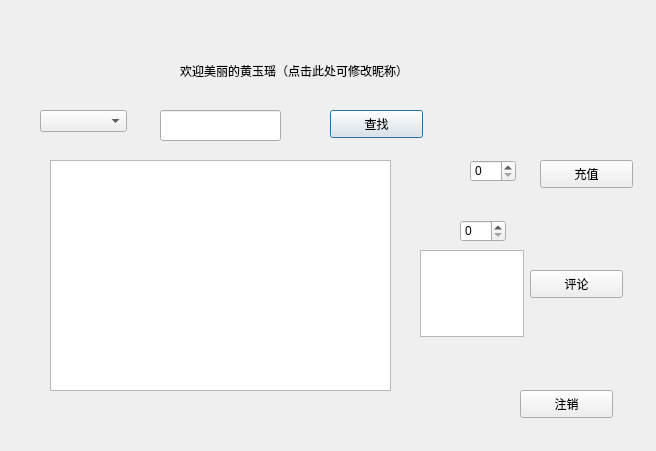
This is user.ui in Abigail16/ireader as Qt 5 draws it before an edit. The edited form follows.
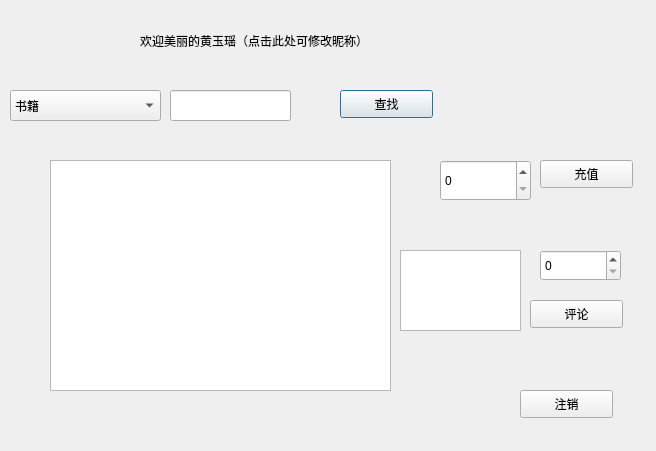
This is the edited form.

```diff
--- a/user.ui
+++ b/user.ui
@@ -16,8 +16,8 @@
   <widget class="QPushButton" name="pushButton">
    <property name="geometry">
     <rect>
-     <x>330</x>
-     <y>110</y>
+     <x>340</x>
+     <y>90</y>
      <width>93</width>
      <height>28</height>
     </rect>
@@ -29,8 +29,8 @@
   <widget class="QLabel" name="label">
    <property name="geometry">
     <rect>
-     <x>180</x>
-     <y>50</y>
+     <x>140</x>
+     <y>20</y>
      <width>281</width>
      <height>41</height>
     </rect>
@@ -55,12 +55,62 @@
   <widget class="QComboBox" name="comboBox">
    <property name="geometry">
     <rect>
-     <x>40</x>
-     <y>110</y>
-     <width>87</width>
-     <height>22</height>
+     <x>10</x>
+     <y>90</y>
+     <width>151</width>
+     <height>31</height>
     </rect>
    </property>
+   <item>
+    <property name="text">
+     <string>书籍</string>
+    </property>
+   </item>
+   <item>
+    <property name="text">
+     <string>作者</string>
+    </property>
+   </item>
+   <item>
+    <property name="text">
+     <string>喜爱的作者</string>
+    </property>
+   </item>
+   <item>
+    <property name="text">
+     <string>收藏的书籍</string>
+    </property>
+   </item>
+   <item>
+    <property name="text">
+     <string>我的评论</string>
+    </property>
+   </item>
+   <item>
+    <property name="text">
+     <string>我的信息</string>
+    </property>
+   </item>
+   <item>
+    <property name="text">
+     <string>收藏书籍排名前十</string>
+    </property>
+   </item>
+   <item>
+    <property name="text">
+     <string>评分书籍排名前十</string>
+    </property>
+   </item>
+   <item>
+    <property name="text">
+     <string>人气作者排名前十</string>
+    </property>
+   </item>
+   <item>
+    <property name="text">
+     <string>作者总积分排名前十</string>
+    </property>
+   </item>
   </widget>
   <widget class="QTableView" name="tableView">
    <property name="geometry">
@@ -76,7 +126,7 @@
    <property name="geometry">
     <rect>
      <x>530</x>
-     <y>270</y>
+     <y>300</y>
      <width>93</width>
      <height>28</height>
     </rect>
@@ -101,18 +151,18 @@
   <widget class="QSpinBox" name="spinBox">
    <property name="geometry">
     <rect>
-     <x>470</x>
+     <x>440</x>
      <y>160</y>
-     <width>46</width>
-     <height>22</height>
+     <width>91</width>
+     <height>41</height>
     </rect>
    </property>
   </widget>
   <widget class="QLineEdit" name="lineEdit">
    <property name="geometry">
     <rect>
-     <x>160</x>
-     <y>110</y>
+     <x>170</x>
+     <y>90</y>
      <width>121</width>
      <height>31</height>
     </rect>
@@ -121,20 +171,20 @@
   <widget class="QTextEdit" name="textEdit">
    <property name="geometry">
     <rect>
-     <x>420</x>
+     <x>400</x>
      <y>250</y>
-     <width>104</width>
-     <height>87</height>
+     <width>121</width>
+     <height>81</height>
     </rect>
    </property>
   </widget>
   <widget class="QSpinBox" name="spinBox_2">
    <property name="geometry">
     <rect>
-     <x>460</x>
-     <y>220</y>
-     <width>46</width>
-     <height>22</height>
+     <x>540</x>
+     <y>250</y>
+     <width>81</width>
+     <height>31</height>
     </rect>
    </property>
   </widget>
```
Left out of the diff: 20 changed lines with no effect on the pictures.
